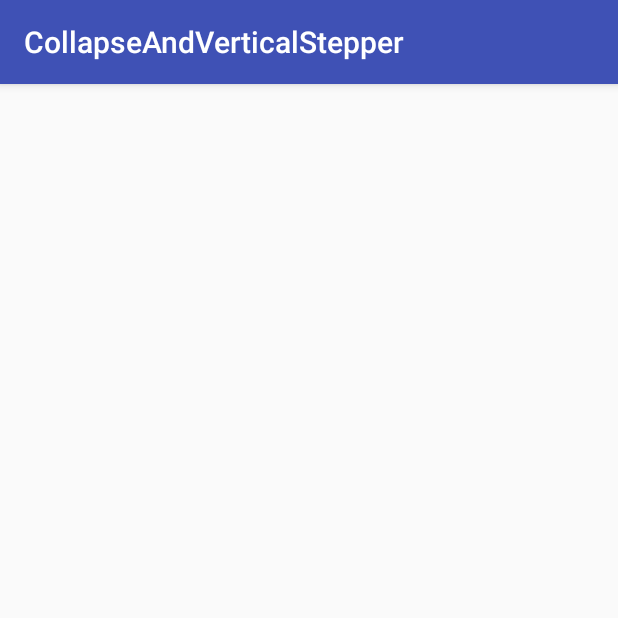
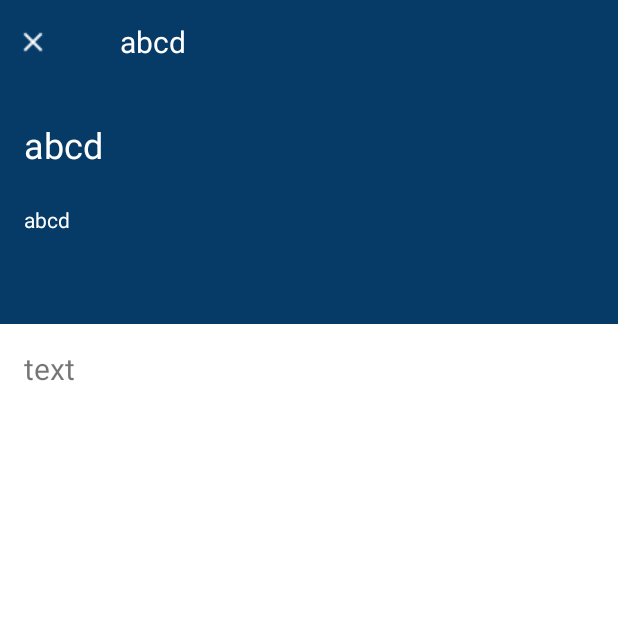
Before and after one commit to ggikko/CustomCollapseViewAndVerticalStepper, an Android app: the screen it shows after launch (MainActivity), on a phone screen of 412 x 824 dp, the top half of it. Run offline under Robolectric (Android 15) with nearby library versions, the phone set to English and light mode, and no system bars.

Commit message:
add coordinatorlayout

```diff
--- a/CollapseAndVerticalStepper/app/build.gradle
+++ b/CollapseAndVerticalStepper/app/build.gradle
@@ -23,4 +23,8 @@ dependencies {
     compile fileTree(dir: 'libs', include: ['*.jar'])
     testCompile 'junit:junit:4.12'
     compile 'com.android.support:appcompat-v7:23.3.0'
+    compile 'com.android.support:design:23.3.0'
+    compile 'com.android.support:recyclerview-v7:23.3.0'
+    compile 'com.android.support:support-v4:23.3.0'
+
 }
--- a/CollapseAndVerticalStepper/app/src/main/java/ggikko/me/collapseandverticalstepper/MainActivity.java
+++ b/CollapseAndVerticalStepper/app/src/main/java/ggikko/me/collapseandverticalstepper/MainActivity.java
@@ -9,5 +9,7 @@ public class MainActivity extends AppCompatActivity {
     protected void onCreate(Bundle savedInstanceState) {
         super.onCreate(savedInstanceState);
         setContentView(R.layout.activity_main);
+
+
     }
 }
--- /dev/null
+++ b/CollapseAndVerticalStepper/app/src/main/res/drawable/btn_toolbar_x.xml
@@ -0,0 +1,12 @@
+<?xml version="1.0" encoding="utf-8"?>
+<selector  xmlns:android="http://schemas.android.com/apk/res/android">
+
+    <item
+        android:state_pressed="true"
+        android:drawable="@drawable/nav_btn_x_dn" />
+
+    <item
+        android:state_pressed="false"
+        android:drawable="@drawable/nav_btn_x" />
+
+</selector>
--- a/CollapseAndVerticalStepper/app/src/main/res/layout/activity_main.xml
+++ b/CollapseAndVerticalStepper/app/src/main/res/layout/activity_main.xml
@@ -1,12 +1,13 @@
 <?xml version="1.0" encoding="utf-8"?>
-<RelativeLayout xmlns:android="http://schemas.android.com/apk/res/android"
-    xmlns:tools="http://schemas.android.com/tools"
+<android.support.v4.widget.DrawerLayout xmlns:android="http://schemas.android.com/apk/res/android"
+    xmlns:app="http://schemas.android.com/apk/res-auto"
+    android:id="@+id/drawer_layout"
     android:layout_width="match_parent"
     android:layout_height="match_parent"
-    tools:context="ggikko.me.collapseandverticalstepper.MainActivity">
+    android:fitsSystemWindows="true">
 
-    <TextView
-        android:layout_width="wrap_content"
-        android:layout_height="wrap_content"/>
+    <include layout="@layout/tab_layout"/>
 
-</RelativeLayout>
+
+
+</android.support.v4.widget.DrawerLayout>
--- /dev/null
+++ b/CollapseAndVerticalStepper/app/src/main/res/layout/drawer_header.xml
@@ -0,0 +1,37 @@
+<?xml version="1.0" encoding="utf-8"?>
+<RelativeLayout xmlns:android="http://schemas.android.com/apk/res/android"
+    xmlns:tools="http://schemas.android.com/tools"
+    android:layout_width="match_parent"
+    android:layout_height="172dp"
+    android:orientation="vertical"
+    android:paddingTop="25dp"
+    android:theme="@style/ThemeOverlay.AppCompat.Dark">
+
+    <TextView
+        android:layout_width="wrap_content"
+        android:layout_height="wrap_content"
+        android:layout_above="@+id/email"
+        android:layout_marginLeft="16dp"
+        android:layout_marginStart="16dp"
+        android:text="박지홍"
+        android:textAppearance="@style/TextAppearance.AppCompat.Body2" />
+
+    <TextView
+        android:id="@+id/email"
+        android:layout_width="wrap_content"
+        android:layout_height="wrap_content"
+        android:layout_alignParentBottom="true"
+        android:layout_marginBottom="16dp"
+        android:layout_marginLeft="16dp"
+        android:layout_marginStart="16dp"
+        android:text="경기도 탁구 연합"
+        android:textAppearance="@style/TextAppearance.AppCompat.Body1" />
+
+
+    <Button
+        android:layout_width="wrap_content"
+        android:layout_height="wrap_content"
+        android:layout_alignParentRight="true"
+        android:text="알림" />
+
+</RelativeLayout>
--- /dev/null
+++ b/CollapseAndVerticalStepper/app/src/main/res/layout/tab_layout.xml
@@ -0,0 +1,103 @@
+<?xml version="1.0" encoding="utf-8"?>
+<LinearLayout xmlns:android="http://schemas.android.com/apk/res/android"
+    xmlns:app="http://schemas.android.com/apk/res-auto"
+    xmlns:tools="http://schemas.android.com/tools"
+    android:layout_width="match_parent"
+    android:layout_height="match_parent"
+    android:orientation="vertical">
+
+    <RelativeLayout
+        android:layout_width="match_parent"
+        android:layout_height="?attr/actionBarSize"
+        android:background="@color/login_toolbar">
+
+        <Button
+            android:id="@+id/btn_crop_back"
+            android:layout_width="24dp"
+            android:layout_height="24dp"
+            android:layout_centerVertical="true"
+            android:layout_margin="10dp"
+            android:background="@drawable/btn_toolbar_x" />
+
+        <TextView
+            android:layout_width="wrap_content"
+            android:layout_height="wrap_content"
+            android:layout_centerVertical="true"
+            android:layout_gravity="center"
+            android:layout_marginLeft="36dp"
+            android:layout_toRightOf="@id/btn_crop_back"
+            android:text="abcd"
+            android:textColor="@color/white"
+            android:textSize="20sp" />
+
+    </RelativeLayout>
+
+    <android.support.design.widget.CoordinatorLayout
+        android:layout_width="match_parent"
+        android:layout_height="match_parent"
+        android:background="@android:color/background_light">
+
+        <android.support.design.widget.AppBarLayout
+            android:id="@+id/ioexample.appbar"
+            android:layout_width="match_parent"
+            android:layout_height="160dp"
+            android:background="@color/login_toolbar"
+            android:theme="@style/ThemeOverlay.AppCompat.Dark.ActionBar">
+
+            <android.support.design.widget.CollapsingToolbarLayout
+                android:id="@+id/ioexample.collapsing"
+                android:layout_width="match_parent"
+                android:layout_height="match_parent"
+                android:paddingLeft="16dp"
+                android:paddingRight="16dp"
+                app:contentScrim="?attr/colorPrimary"
+                app:expandedTitleMarginEnd="64dp"
+                app:expandedTitleMarginStart="48dp"
+                app:layout_scrollFlags="scroll|exitUntilCollapsed">
+
+                <LinearLayout
+                    android:layout_width="match_parent"
+                    android:layout_height="wrap_content"
+                    android:orientation="vertical">
+
+                    <TextView
+                        android:layout_width="wrap_content"
+                        android:layout_height="wrap_content"
+                        android:layout_marginTop="24dp"
+                        android:text="abcd"
+                        android:textColor="@color/white"
+                        android:textSize="24dp" />
+
+                    <TextView
+                        android:layout_width="wrap_content"
+                        android:layout_height="wrap_content"
+                        android:layout_marginTop="24dp"
+                        android:text="abcd"
+                        android:lineSpacingExtra="2dp"
+                        android:textColor="@color/white"
+                        android:textSize="14dp" />
+
+                </LinearLayout>
+
+            </android.support.design.widget.CollapsingToolbarLayout>
+
+        </android.support.design.widget.AppBarLayout>
+
+        <android.support.v4.widget.NestedScrollView
+            android:layout_width="match_parent"
+            android:layout_height="match_parent"
+            app:layout_behavior="@string/appbar_scrolling_view_behavior">
+
+            <TextView
+                android:layout_width="match_parent"
+                android:layout_height="wrap_content"
+                android:lineSpacingExtra="8dp"
+                android:padding="@dimen/activity_horizontal_margin"
+                android:text="text"
+                android:textSize="20sp" />
+
+        </android.support.v4.widget.NestedScrollView>
+
+    </android.support.design.widget.CoordinatorLayout>
+
+</LinearLayout>
--- a/CollapseAndVerticalStepper/app/src/main/res/values/colors.xml
+++ b/CollapseAndVerticalStepper/app/src/main/res/values/colors.xml
@@ -3,4 +3,6 @@
     <color name="colorPrimary">#3F51B5</color>
     <color name="colorPrimaryDark">#303F9F</color>
     <color name="colorAccent">#FF4081</color>
+    <color name="login_toolbar">#063b67</color>
+    <color name="white">#ffffff</color>
 </resources>
--- a/CollapseAndVerticalStepper/app/src/main/res/values/styles.xml
+++ b/CollapseAndVerticalStepper/app/src/main/res/values/styles.xml
@@ -1,7 +1,7 @@
 <resources>
 
     <!-- Base application theme. -->
-    <style name="AppTheme" parent="Theme.AppCompat.Light.DarkActionBar">
+    <style name="AppTheme" parent="Theme.AppCompat.Light.NoActionBar">
         <!-- Customize your theme here. -->
         <item name="colorPrimary">@color/colorPrimary</item>
         <item name="colorPrimaryDark">@color/colorPrimaryDark</item>
```
Also changed, not shown: CollapseAndVerticalStepper/app/src/main/res/drawable/nav_btn_x.png (added), CollapseAndVerticalStepper/app/src/main/res/drawable/nav_btn_x_dn.png (added).
